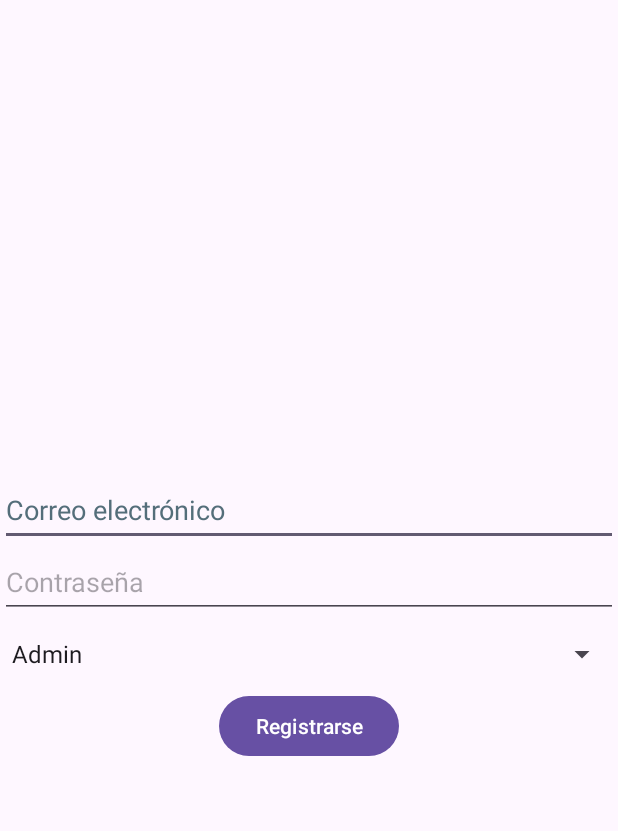
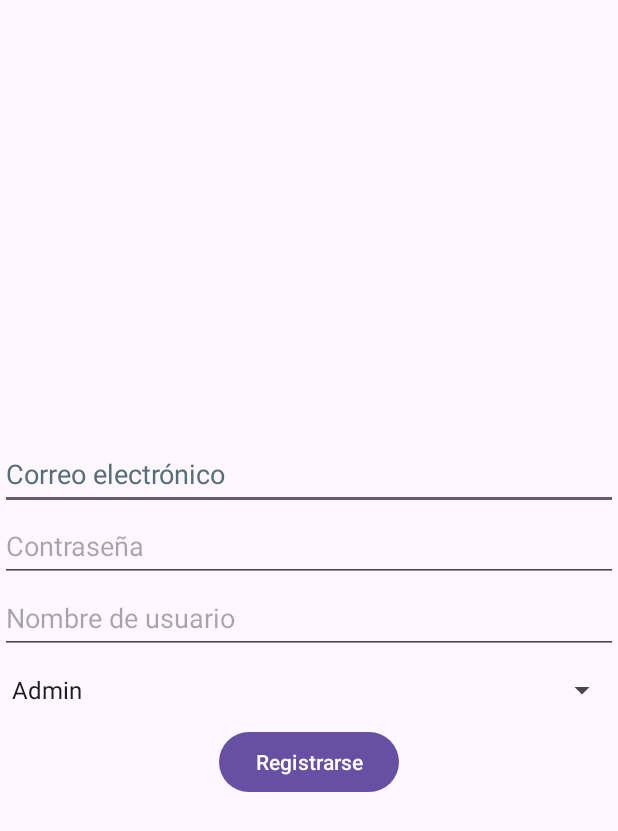
Before and after one commit to i82rusam/TFG, an Android app: the RegistroActivity screen opened directly, with no data from a screen before it, after a tap on "Registrarse", on a phone screen of 412 x 824 dp. Shown: the top 831 px of the screen. Run offline under Robolectric (Android 15) with nearby library versions, the phone set to English and light mode, and no system bars; our stand-ins replace Firebase (no records; nobody signed in at launch, a user with empty details on screens opened directly).

Commit message:
new update

```diff
--- a/app/src/main/AndroidManifest.xml
+++ b/app/src/main/AndroidManifest.xml
@@ -2,8 +2,7 @@
 <manifest xmlns:android="http://schemas.android.com/apk/res/android"
     xmlns:tools="http://schemas.android.com/tools">
 
-    <uses-permission android:name="android.permission.READ_EXTERNAL_STORAGE"
-        android:maxSdkVersion="32" />
+    <uses-permission android:name="android.permission.INTERNET" />
 
     <application
         android:allowBackup="true"
--- a/app/src/main/java/com/example/tfg/ui/MainActivity.kt
+++ b/app/src/main/java/com/example/tfg/ui/MainActivity.kt
@@ -42,16 +42,16 @@ class MainActivity : AppCompatActivity() {
                 })
             }
         )
+        // Inicializa Firebase
+                FirebaseApp.initializeApp(this)
 
         // Inicializa repository aquí
         repository = FirebaseRepository(this)
 
-        // Inicializa Firebase
-        FirebaseApp.initializeApp(this)
 
         //Inicializa Botón Añadir Inmueble
         val btnAddInmueble: Button = findViewById(R.id.btnAddInmueble)
-        btnAddInmueble.setOnClickListener { _ ->
+        btnAddInmueble.setOnClickListener {
             val intent = Intent(this, AgregarInmuebleActivity::class.java)
             startActivity(intent)
         }
--- a/app/src/main/java/com/example/tfg/ui/RegistroActivity.kt
+++ b/app/src/main/java/com/example/tfg/ui/RegistroActivity.kt
@@ -7,17 +7,19 @@ import android.widget.EditText
 import android.widget.Toast
 import androidx.appcompat.app.AppCompatActivity
 import com.example.tfg.R
-import com.google.firebase.auth.FirebaseAuth
+import com.example.tfg.data.FirebaseRepository
+import com.example.tfg.models.Usuario
+import java.util.regex.Pattern
 
 class RegistroActivity : AppCompatActivity() {
 
-    private lateinit var auth: FirebaseAuth
+    private lateinit var firebaseRepository: FirebaseRepository
 
     override fun onCreate(savedInstanceState: Bundle?) {
         super.onCreate(savedInstanceState)
         setContentView(R.layout.activity_registro)
 
-        auth = FirebaseAuth.getInstance()
+        firebaseRepository = FirebaseRepository(this)
 
         val etEmail = findViewById<EditText>(R.id.et_email)
         val etPassword = findViewById<EditText>(R.id.et_password)
@@ -27,19 +29,25 @@ class RegistroActivity : AppCompatActivity() {
             val email = etEmail.text.toString()
             val password = etPassword.text.toString()
 
-            auth.createUserWithEmailAndPassword(email, password)
-                .addOnCompleteListener(this) { task ->
-                    if (task.isSuccessful) {
-                        // Registro exitoso, navega al MainActivity
-                        val intent = Intent(this, MainActivity::class.java)
-                        startActivity(intent)
-                        finish()
-                    } else {
-                        // Si el registro falla, muestra un mensaje al usuario.
-                        Toast.makeText(baseContext, "Registration failed.",
-                            Toast.LENGTH_SHORT).show()
-                    }
-                }
+            if (!esEmailValido(email)) {
+                Toast.makeText(this, "El formato del correo electrónico no es válido", Toast.LENGTH_SHORT).show()
+                return@setOnClickListener
+            }
+
+            val usuario = Usuario(email = email, password = password)
+            firebaseRepository.registrarUsuario(usuario, onSuccess = {
+                val intent = Intent(this, MainActivity::class.java)
+                startActivity(intent)
+                finish()
+            }, onFailure = { exception ->
+                Toast.makeText(baseContext, "Registro fallido: ${exception.message}", Toast.LENGTH_SHORT).show()
+            })
         }
     }
+
+    fun esEmailValido(email: String): Boolean {
+        val expresion = "^[\\w.-]+@([\\w-]+\\.)+[A-Z]{2,4}$"
+        val pattern = Pattern.compile(expresion, Pattern.CASE_INSENSITIVE)
+        return pattern.matcher(email).matches()
+    }
 }
--- a/app/src/main/res/layout/activity_registro.xml
+++ b/app/src/main/res/layout/activity_registro.xml
@@ -26,6 +26,15 @@
         android:inputType="textPassword"
         android:minHeight="48dp" />
 
+    <EditText
+        android:id="@+id/et_username"
+        android:layout_width="match_parent"
+        android:layout_height="wrap_content"
+        android:autofillHints="username"
+        android:hint="@string/hint_username"
+        android:inputType="text"
+        android:minHeight="48dp" />
+
     <Spinner
         android:id="@+id/spinner_role"
         android:layout_width="match_parent"
```
Also changed, not shown: app/src/main/java/com/example/tfg/ui/LoginActivity.kt (+26 -11 lines), app/src/main/res/layout/activity_login.xml (+30 -18 lines).
